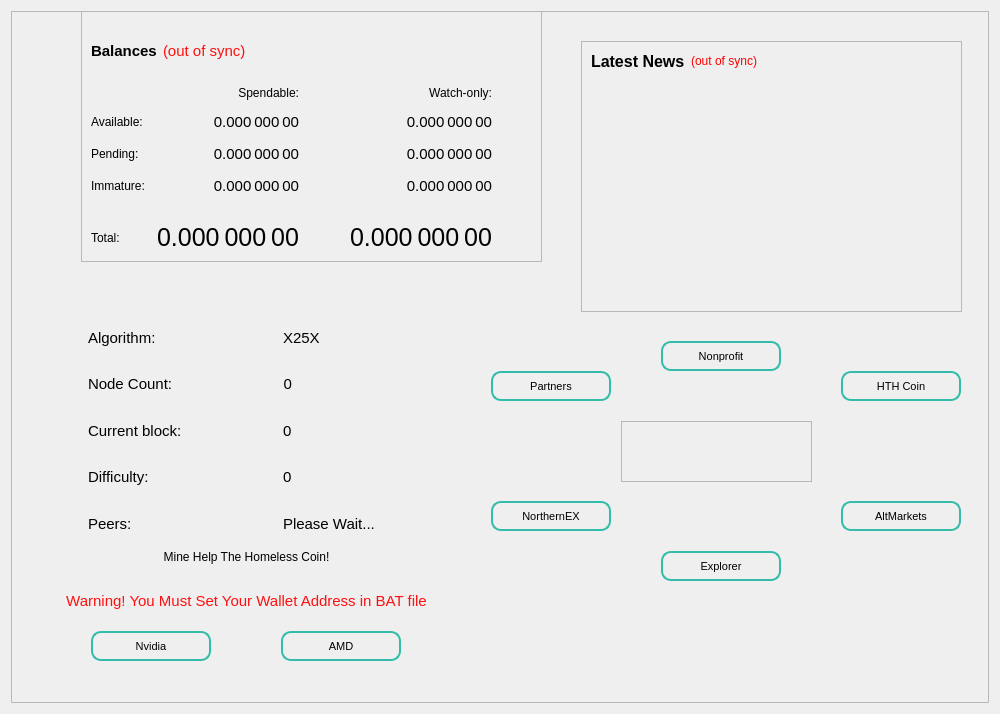
HTHcoin/helpthehomelesscoin, file src/qt/forms/overviewpage.ui: the form before one commit.
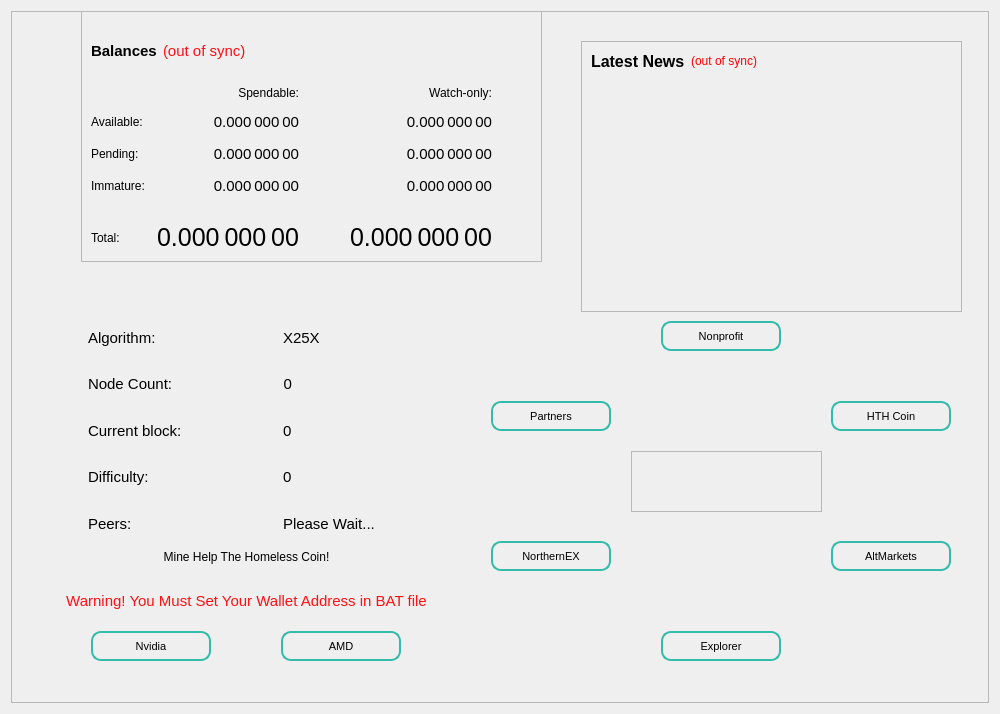
The form after the commit.

Diff of the .ui file:
```diff
--- a/src/qt/forms/overviewpage.ui
+++ b/src/qt/forms/overviewpage.ui
@@ -299,7 +299,7 @@
       <property name="geometry">
        <rect>
         <x>480</x>
-        <y>360</y>
+        <y>390</y>
         <width>120</width>
         <height>30</height>
        </rect>
@@ -333,8 +333,8 @@
      <widget class="QPushButton" name="pushButton_Website_1">
       <property name="geometry">
        <rect>
-        <x>830</x>
-        <y>360</y>
+        <x>820</x>
+        <y>390</y>
         <width>120</width>
         <height>30</height>
        </rect>
@@ -375,7 +375,7 @@
       <property name="geometry">
        <rect>
         <x>650</x>
-        <y>330</y>
+        <y>310</y>
         <width>120</width>
         <height>30</height>
        </rect>
@@ -410,7 +410,7 @@
       <property name="geometry">
        <rect>
         <x>650</x>
-        <y>540</y>
+        <y>620</y>
         <width>120</width>
         <height>30</height>
        </rect>
@@ -444,8 +444,8 @@
      <widget class="QPushButton" name="pushButton_Website_2">
       <property name="geometry">
        <rect>
-        <x>830</x>
-        <y>490</y>
+        <x>820</x>
+        <y>530</y>
         <width>120</width>
         <height>30</height>
        </rect>
@@ -480,7 +480,7 @@
       <property name="geometry">
        <rect>
         <x>480</x>
-        <y>490</y>
+        <y>530</y>
         <width>120</width>
         <height>30</height>
        </rect>
@@ -514,8 +514,8 @@
      <widget class="QFrame" name="frame_2">
       <property name="geometry">
        <rect>
-        <x>610</x>
-        <y>410</y>
+        <x>620</x>
+        <y>440</y>
         <width>191</width>
         <height>61</height>
        </rect>
```
